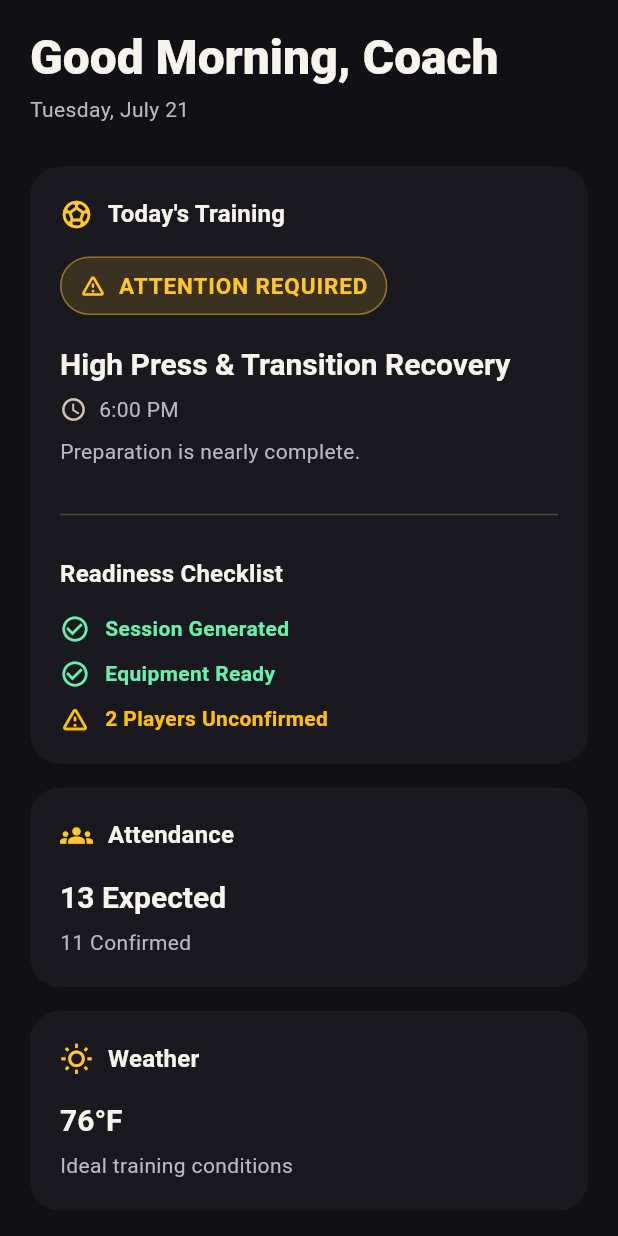
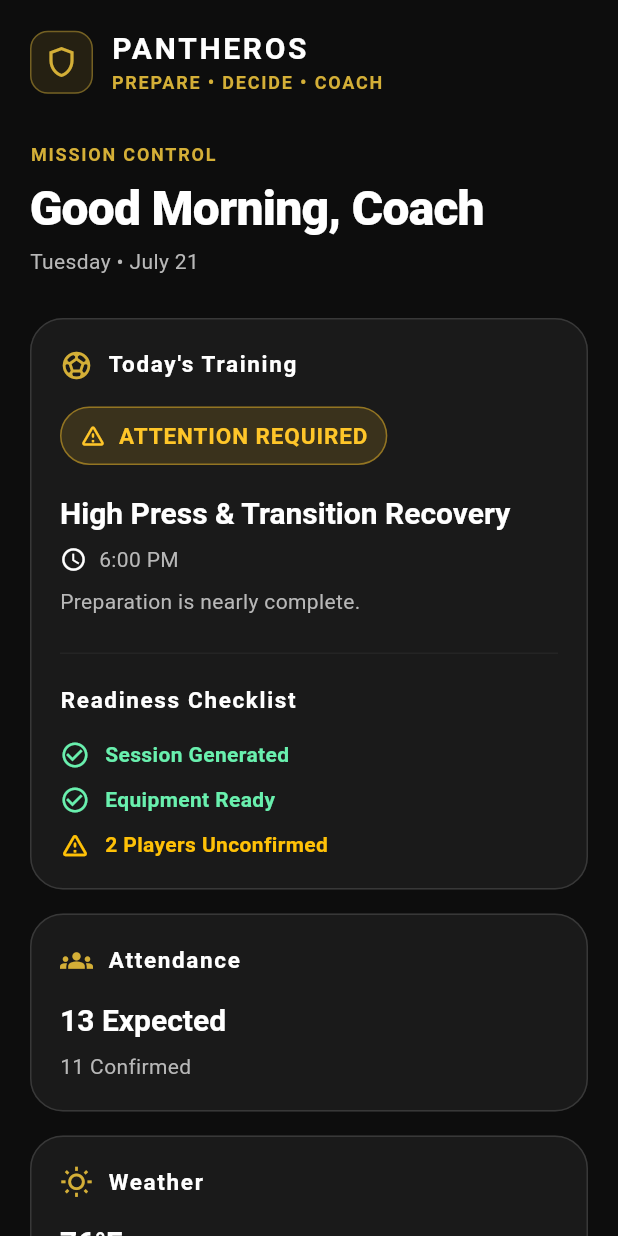
Before and after one commit to stevethompson54-star/panther_os, a Flutter app: the screen it shows after launch, on a phone screen of 412 x 824 dp. Run offline on Flutter 3.47's test engine with Material 3 defaults, Android fonts, the phone set to English and light mode, and no system bars.

Commit message:
Sprint 4 Complete - Mission Control

```diff
--- a/lib/core/theme/panther_theme.dart
+++ b/lib/core/theme/panther_theme.dart
@@ -3,54 +3,79 @@ import 'package:flutter/material.dart';
 class PantherColors {
   PantherColors._();
 
-  static const Color black = Color(0xFF111015);
-  static const Color surface = Color(0xFF1A191F);
-  static const Color elevatedSurface = Color(0xFF242229);
+  // Core brand colors
+  static const Color pantherBlack = Color(0xFF0D0D0D);
+  static const Color charcoal = Color(0xFF1A1A1A);
+  static const Color elevatedSurface = Color(0xFF242424);
 
-  static const Color gold = Color(0xFFFFC72C);
-  static const Color goldMuted = Color(0xFFD7A91E);
+  static const Color pantherGold = Color(0xFFD4AF37);
+  static const Color accentGold = Color(0xFFF2C14E);
 
-  static const Color white = Color(0xFFF7F4EE);
-  static const Color textSecondary = Color(0xFFBDB7C4);
+  static const Color white = Color(0xFFFFFFFF);
+  static const Color textSecondary = Color(0xFFB8B8B8);
+  static const Color border = Color(0xFF383838);
+
+  // Mission-status colors
+  static const Color success = Color(0xFF28C76F);
+  static const Color warning = Color(0xFFF2C14E);
+  static const Color critical = Color(0xFFFF5C5C);
+  static const Color information = Color(0xFF3B82F6);
+
+  // Backward-compatible aliases
+  static const Color black = pantherBlack;
+  static const Color surface = charcoal;
+  static const Color gold = pantherGold;
+  static const Color goldMuted = accentGold;
 }
 
 class PantherTheme {
   PantherTheme._();
 
   static ThemeData get dark {
-    final colorScheme = ColorScheme.fromSeed(
-      seedColor: PantherColors.gold,
-      brightness: Brightness.dark,
-      surface: PantherColors.surface,
-      primary: PantherColors.gold,
-      onPrimary: PantherColors.black,
+    const colorScheme = ColorScheme.dark(
+      primary: PantherColors.pantherGold,
+      onPrimary: PantherColors.pantherBlack,
+      secondary: PantherColors.accentGold,
+      onSecondary: PantherColors.pantherBlack,
+      surface: PantherColors.charcoal,
+      onSurface: PantherColors.white,
+      error: PantherColors.critical,
+      onError: PantherColors.white,
+      outline: PantherColors.border,
+      outlineVariant: PantherColors.elevatedSurface,
     );
 
     return ThemeData(
       useMaterial3: true,
       brightness: Brightness.dark,
       colorScheme: colorScheme,
-      scaffoldBackgroundColor: PantherColors.black,
+      scaffoldBackgroundColor: PantherColors.pantherBlack,
 
       appBarTheme: const AppBarTheme(
-        backgroundColor: PantherColors.black,
+        backgroundColor: PantherColors.pantherBlack,
         foregroundColor: PantherColors.white,
         centerTitle: false,
         elevation: 0,
+        surfaceTintColor: Colors.transparent,
         titleTextStyle: TextStyle(
           color: PantherColors.white,
           fontSize: 20,
           fontWeight: FontWeight.w700,
-          letterSpacing: 0.2,
+          letterSpacing: 1.1,
         ),
       ),
 
       cardTheme: const CardThemeData(
-        color: PantherColors.surface,
+        color: PantherColors.charcoal,
+        surfaceTintColor: Colors.transparent,
         elevation: 0,
         margin: EdgeInsets.zero,
         shape: RoundedRectangleBorder(
-          borderRadius: BorderRadius.all(Radius.circular(20)),
+          borderRadius: BorderRadius.all(Radius.circular(22)),
+          side: BorderSide(
+            color: PantherColors.border,
+            width: 1,
+          ),
         ),
       ),
 
@@ -60,21 +85,25 @@ class PantherTheme {
           fontSize: 32,
           fontWeight: FontWeight.w800,
           height: 1.1,
+          letterSpacing: -0.5,
         ),
         headlineMedium: TextStyle(
           color: PantherColors.white,
           fontSize: 24,
           fontWeight: FontWeight.w700,
+          letterSpacing: 0.2,
         ),
         titleLarge: TextStyle(
           color: PantherColors.white,
           fontSize: 20,
           fontWeight: FontWeight.w700,
+          height: 1.25,
         ),
         titleMedium: TextStyle(
           color: PantherColors.white,
-          fontSize: 16,
-          fontWeight: FontWeight.w600,
+          fontSize: 15,
+          fontWeight: FontWeight.w700,
+          letterSpacing: 1.1,
         ),
         bodyLarge: TextStyle(
           color: PantherColors.white,
@@ -87,27 +116,44 @@ class PantherTheme {
           height: 1.4,
         ),
         labelLarge: TextStyle(
-          color: PantherColors.black,
+          color: PantherColors.pantherBlack,
           fontSize: 15,
+          fontWeight: FontWeight.w800,
+          letterSpacing: 0.8,
+        ),
+        labelMedium: TextStyle(
+          color: PantherColors.textSecondary,
+          fontSize: 12,
           fontWeight: FontWeight.w700,
+          letterSpacing: 1.2,
         ),
       ),
 
       filledButtonTheme: FilledButtonThemeData(
         style: FilledButton.styleFrom(
-          backgroundColor: PantherColors.gold,
-          foregroundColor: PantherColors.black,
-          minimumSize: const Size.fromHeight(54),
+          backgroundColor: PantherColors.pantherGold,
+          foregroundColor: PantherColors.pantherBlack,
+          minimumSize: const Size.fromHeight(56),
+          elevation: 0,
           shape: RoundedRectangleBorder(
             borderRadius: BorderRadius.circular(16),
           ),
-          textStyle: const TextStyle(fontSize: 16, fontWeight: FontWeight.w700),
+          textStyle: const TextStyle(
+            fontSize: 15,
+            fontWeight: FontWeight.w800,
+            letterSpacing: 1,
+          ),
         ),
       ),
 
+      iconTheme: const IconThemeData(
+        color: PantherColors.pantherGold,
+      ),
+
       dividerTheme: const DividerThemeData(
-        color: PantherColors.elevatedSurface,
+        color: PantherColors.border,
         thickness: 1,
+        space: 1,
       ),
     );
   }
--- a/lib/features/home/home_screen.dart
+++ b/lib/features/home/home_screen.dart
@@ -22,12 +22,73 @@ class HomeScreen extends StatelessWidget {
               child: Column(
                 crossAxisAlignment: CrossAxisAlignment.start,
                 children: [
+                  Row(
+                    children: [
+                      Container(
+                        width: 42,
+                        height: 42,
+                        decoration: BoxDecoration(
+                          color: theme.colorScheme.primary.withValues(
+                            alpha: 0.12,
+                          ),
+                          borderRadius: BorderRadius.circular(12),
+                          border: Border.all(
+                            color: theme.colorScheme.primary.withValues(
+                              alpha: 0.45,
+                            ),
+                          ),
+                        ),
+                        child: Icon(
+                          Icons.shield_outlined,
+                          color: theme.colorScheme.primary,
+                          size: 24,
+                        ),
+                      ),
+                      const SizedBox(width: 12),
+                      Column(
+                        crossAxisAlignment: CrossAxisAlignment.start,
+                        children: [
+                          Text(
+                            'PANTHEROS',
+                            style: theme.textTheme.titleLarge?.copyWith(
+                              letterSpacing: 1.8,
+                            ),
+                          ),
+                          const SizedBox(height: 2),
+                          Text(
+                            'PREPARE • DECIDE • COACH',
+                            style: theme.textTheme.labelMedium?.copyWith(
+                              color: theme.colorScheme.primary,
+                            ),
+                          ),
+                        ],
+                      ),
+                    ],
+                  ),
+
+                  const SizedBox(height: 32),
+
+                  Text(
+                    'MISSION CONTROL',
+                    style: theme.textTheme.labelMedium?.copyWith(
+                      color: theme.colorScheme.primary,
+                    ),
+                  ),
+
+                  const SizedBox(height: 10),
+
                   Text(
                     'Good Morning, Coach',
                     style: theme.textTheme.headlineLarge,
                   ),
+
                   const SizedBox(height: 8),
-                  Text('Tuesday, July 21', style: theme.textTheme.bodyMedium),
+
+                  Text(
+                    'Tuesday • July 21',
+                    style: theme.textTheme.bodyMedium,
+                  ),
+
                   const SizedBox(height: 28),
 
                   MissionControlCard(
@@ -40,7 +101,7 @@ class HomeScreen extends StatelessWidget {
                         final trainingDetails = Column(
                           crossAxisAlignment: CrossAxisAlignment.start,
                           children: [
-                            MissionStatusBadge(
+                            const MissionStatusBadge(
                               status: MissionStatus.attentionRequired,
                             ),
                             const SizedBox(height: 20),
@@ -118,7 +179,9 @@ class HomeScreen extends StatelessWidget {
                           children: [
                             trainingDetails,
                             const SizedBox(height: 24),
-                            Divider(color: theme.colorScheme.outlineVariant),
+                            Divider(
+                              color: theme.colorScheme.outlineVariant,
+                            ),
                             const SizedBox(height: 20),
                             readinessChecklist,
                           ],
@@ -158,7 +221,10 @@ class HomeScreen extends StatelessWidget {
                         child: Column(
                           crossAxisAlignment: CrossAxisAlignment.start,
                           children: [
-                            Text('76°F', style: theme.textTheme.titleLarge),
+                            Text(
+                              '76°F',
+                              style: theme.textTheme.titleLarge,
+                            ),
                             const SizedBox(height: 8),
                             Text(
                               'Ideal training conditions',
```
Also changed, not shown: 2 other files.
